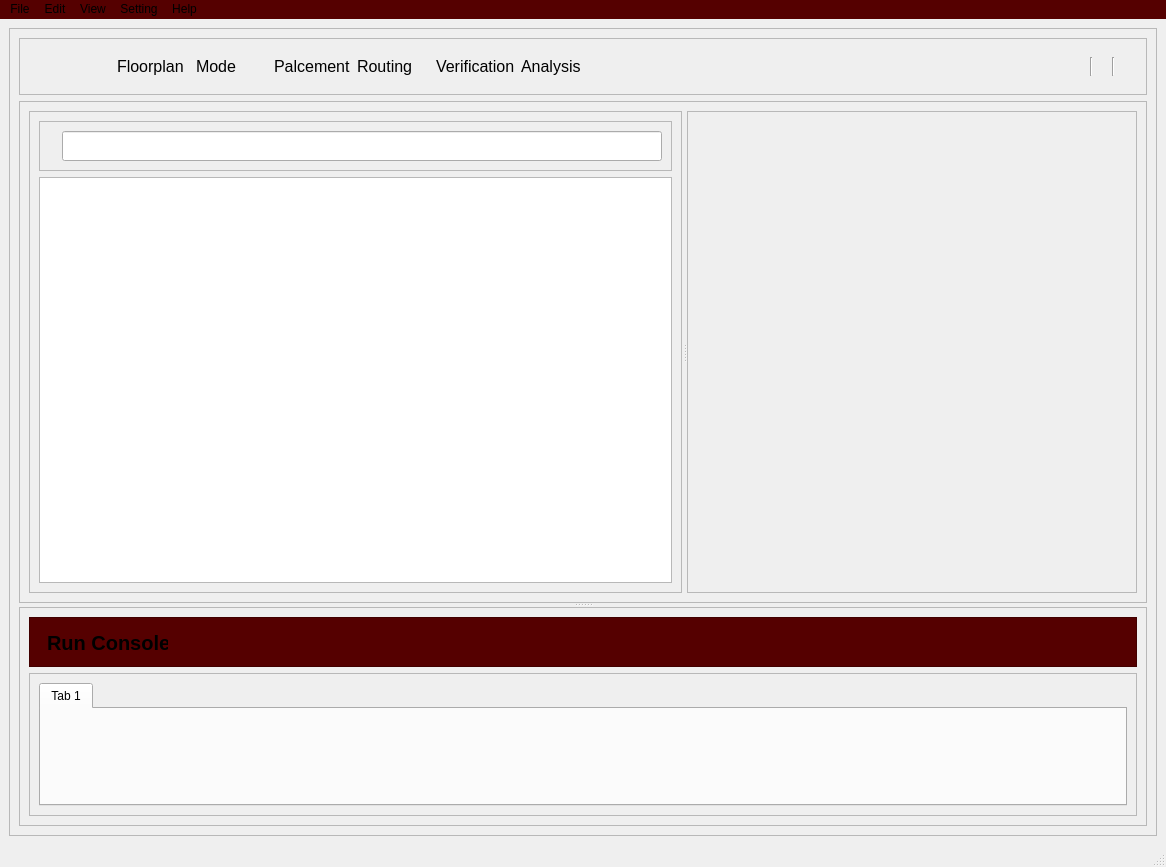
Qt form mainwindow.ui (NTayeh-orion/QtGraphicViewExample) before a commit.
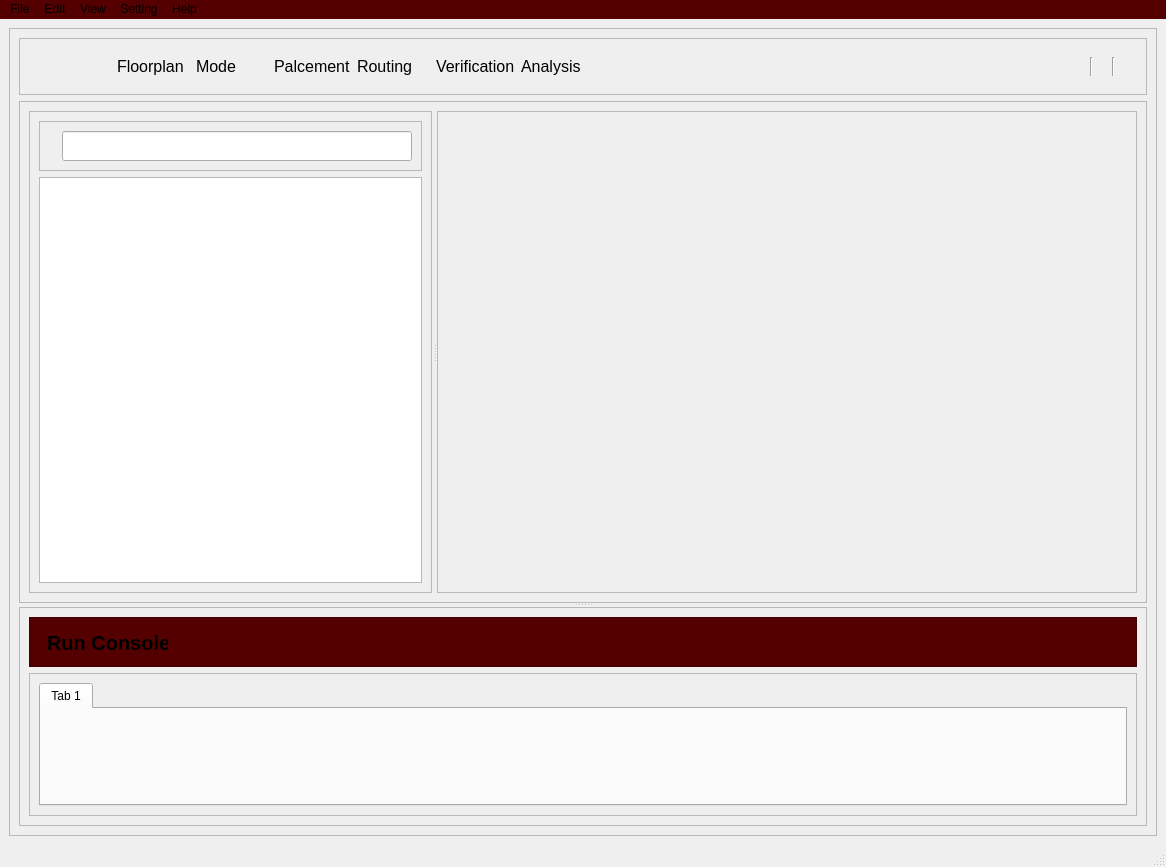
The same form after that commit. Icons and pictures are not drawn.

Commit message: seperate pick folder and pick file , add another action button

Diff of the .ui file:
```diff
--- a/mainwindow.ui
+++ b/mainwindow.ui
@@ -263,7 +263,7 @@
              <property name="frameShadow">
               <enum>QFrame::Shadow::Raised</enum>
              </property>
-             <layout class="QHBoxLayout" name="horizontalLayout_5">
+             <layout class="QHBoxLayout" name="horizontalLayout_5" stretch="0">
               <item>
                <widget class="QSplitter" name="splitter">
                 <property name="orientation">
@@ -344,7 +344,7 @@
                 <widget class="QFrame" name="graphicViewFrame">
                  <property name="minimumSize">
                   <size>
-                   <width>450</width>
+                   <width>700</width>
                    <height>0</height>
                   </size>
                  </property>
```
Left out of the diff: 12 changed lines with no effect on the pictures. The commit also changes 6 other files.
